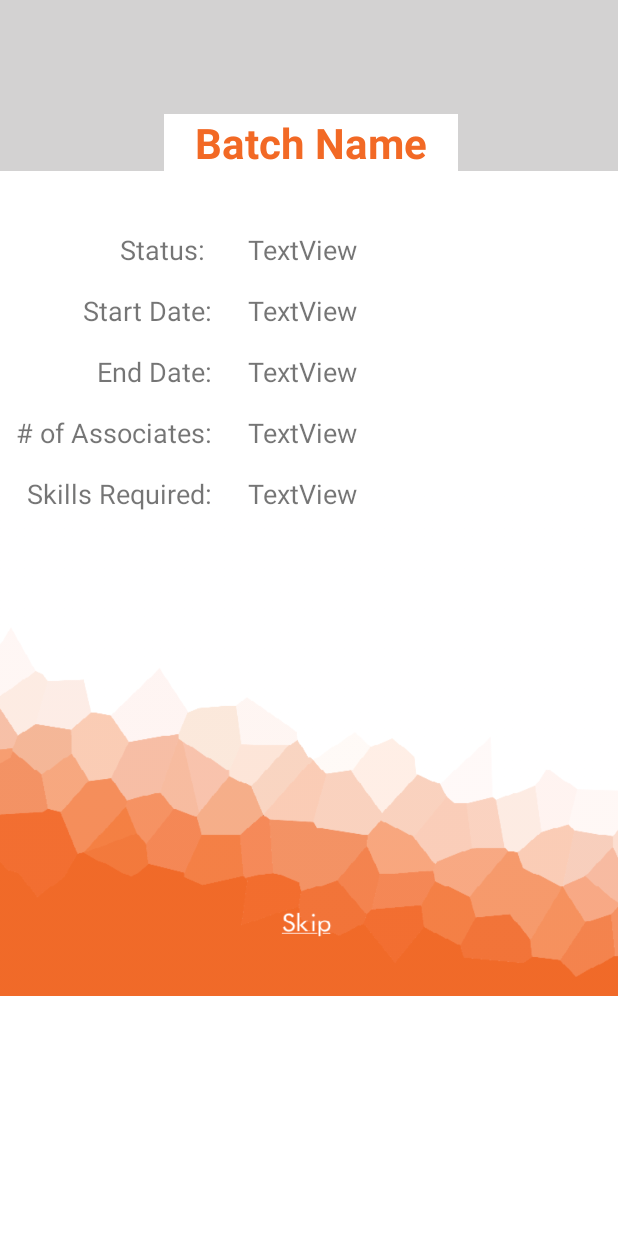
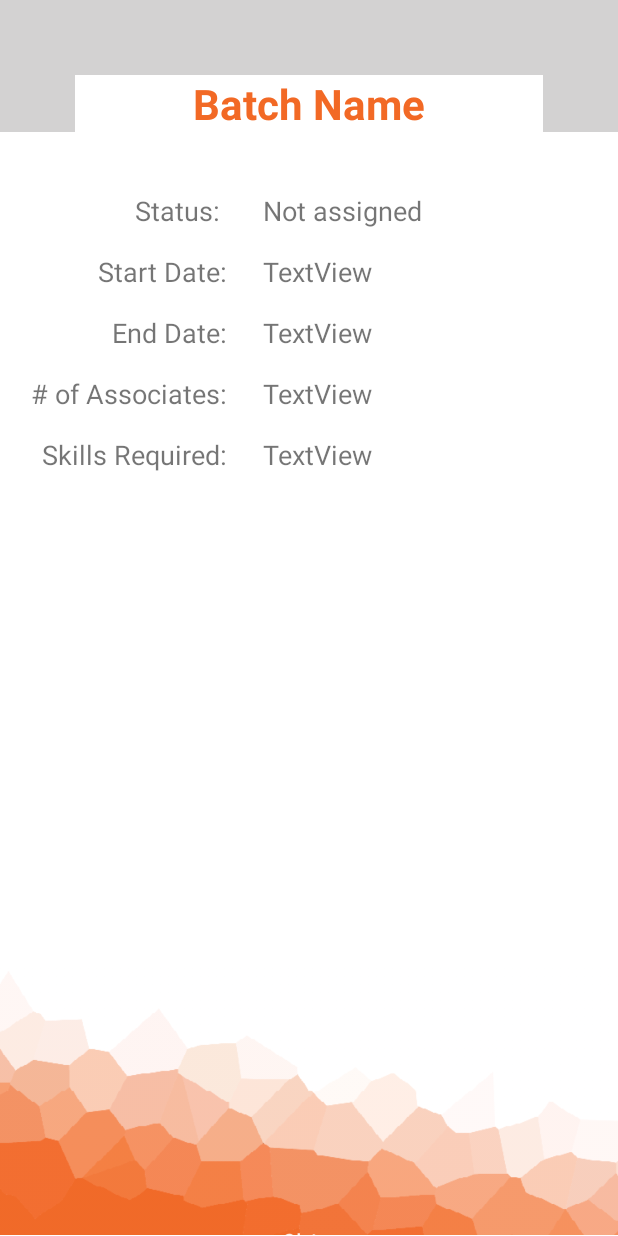
Before and after one commit to revaturelabs/Android-iRevature-TRP, an Android app: the fragment BatchInfo shown on its own in the app's theme, on a phone screen of 412 x 824 dp. Run offline under Robolectric (Android 15) with nearby library versions, the phone set to English and light mode, and no system bars; Roboto replaces fonts that are not available here; 8 statements that could not run were skipped.

Commit message:
added skill to trainer info, added batches info page, parsed info and UI stuff

```diff
--- a/RevatureTrainingRoomPlanner/app/src/main/java/com/revature/revaturetrainingroomplanner/ui/batches/BatchInfo.java
+++ b/RevatureTrainingRoomPlanner/app/src/main/java/com/revature/revaturetrainingroomplanner/ui/batches/BatchInfo.java
@@ -1,32 +1,73 @@
 package com.revature.revaturetrainingroomplanner.ui.batches;
 
 
+import android.annotation.SuppressLint;
 import android.os.Bundle;
 import android.view.LayoutInflater;
 import android.view.View;
 import android.view.ViewGroup;
+import android.widget.TextView;
 
 import androidx.fragment.app.Fragment;
 
 import com.revature.revaturetrainingroomplanner.R;
+import com.revature.revaturetrainingroomplanner.data.model.Batch;
 
 /**
  * A simple {@link Fragment} subclass.
  */
 public class BatchInfo extends Fragment {
 
+    private Batch mBatchSelected;
+    private TextView skills;
+    private TextView s_date;
+    private TextView e_date;
+    private TextView status;
+    private TextView number;
 
     public BatchInfo() {
         // Required empty public constructor
     }
 
 
+    @SuppressLint("SetTextI18n")
     @Override
     public View onCreateView(LayoutInflater inflater, ViewGroup container,
                              Bundle savedInstanceState) {
         // Inflate the layout for this fragment
 
-        return inflater.inflate(R.layout.fragment_batch_info, container, false);
+        View view = inflater.inflate(R.layout.fragment_batch_info, container, false);
+        mBatchSelected = BatchInfoArgs.fromBundle(getArguments()).getBatchSelected();
+        skills = view.findViewById(R.id.tv_batchinfo_skills);
+        s_date = view.findViewById(R.id.tv_batchinfo_startdate);
+        status = view.findViewById(R.id.tv_batchinfo_status);
+        e_date = view.findViewById(R.id.tv_batchinfo_enddate);
+        number = view.findViewById(R.id.tv_batchinfo_associates);
+        TextView name = view.findViewById(R.id.tv_batchinfo_label_name);
+//        String b_skills = "";
+//        for(int i=0; i< mBatchSelected.getSkills_required().size(); i++){
+//            b_skills = b_skills.concat(mBatchSelected.getSkills_required().get(i))+"\n";
+//        }
+
+        name.setText(mBatchSelected.getBatch_name());
+        if(mBatchSelected.isIs_assigned()) {
+            status.setText("Assigned");
+        } else {
+            status.setText("Not assigned");
+        }
+        s_date.setText(dateFormat(mBatchSelected.getStart_date()));
+        e_date.setText(dateFormat(mBatchSelected.getEnd_date()));
+        number.setText(Integer.toString(mBatchSelected.getAssociates()));
+        String[] skillArr = mBatchSelected.getBatch_name().split("_");
+        skills.setText(skillArr[skillArr.length-1]);
+
+        return view;
+
     }
 
+    private String dateFormat(String start_date) {
+        return start_date.substring(0,2) + "/" + start_date.substring(2,4)+"/"+start_date.substring(4);
+    }
+
+
 }
--- a/RevatureTrainingRoomPlanner/app/src/main/res/drawable-v24/assign_button_style.xml
+++ b/RevatureTrainingRoomPlanner/app/src/main/res/drawable-v24/assign_button_style.xml
@@ -1,9 +1,9 @@
 <?xml version="1.0" encoding="utf-8"?>
 <shape xmlns:android="http://schemas.android.com/apk/res/android" android:shape="rectangle">
-    <solid android:color="#FFFFFF"/>
+    <solid android:color="@color/revature_orange"/>
 
     <stroke android:width="1dp"
-        android:color="@color/revature_orange"/>
+        android:color="#FFFFFF"/>
 
-    <corners android:radius="10dp" />
+    <corners android:radius="1dp" />
 </shape>
--- a/RevatureTrainingRoomPlanner/app/src/main/res/layout/fragment_batch_info.xml
+++ b/RevatureTrainingRoomPlanner/app/src/main/res/layout/fragment_batch_info.xml
@@ -18,17 +18,18 @@
         app:layout_constraintEnd_toEndOf="parent"
         app:layout_constraintHorizontal_bias="0.0"
         app:layout_constraintStart_toStartOf="parent"
-        app:layout_constraintTop_toTopOf="parent" />
+        app:layout_constraintTop_toTopOf="parent"
+        app:layout_constraintVertical_bias="0.0" />
 
     <ImageView
         android:id="@+id/imageView4"
         android:layout_width="0dp"
-        android:layout_height="wrap_content"
-        android:layout_marginTop="11dp"
+        android:layout_height="180dp"
         android:src="@drawable/rev_background"
+        app:layout_constraintBottom_toBottomOf="parent"
         app:layout_constraintEnd_toEndOf="parent"
-        app:layout_constraintStart_toStartOf="parent"
-        app:layout_constraintTop_toBottomOf="@+id/tv_batchinfo_label_status" />
+        app:layout_constraintHorizontal_bias="0.52"
+        app:layout_constraintStart_toStartOf="parent" />
 
     <TextView
         android:id="@+id/tv_batchinfo_label_skills"
@@ -42,19 +43,19 @@
 
     <TextView
         android:id="@+id/tv_batchinfo_label_name"
-        android:layout_width="wrap_content"
+        android:layout_width="0dp"
         android:layout_height="wrap_content"
-        android:layout_marginStart="24dp"
-        android:layout_marginTop="76dp"
+        android:layout_marginStart="50dp"
+        android:layout_marginTop="50dp"
+        android:layout_marginEnd="50dp"
         android:background="@color/design_default_color_on_primary"
-        android:ems="6"
         android:text="Batch Name"
         android:textAlignment="center"
         android:textColor="@color/colorPrimary"
         android:textSize="28sp"
         android:textStyle="bold"
         app:layout_constraintEnd_toEndOf="parent"
-        app:layout_constraintHorizontal_bias="0.445"
+        app:layout_constraintHorizontal_bias="0.436"
         app:layout_constraintStart_toStartOf="parent"
         app:layout_constraintTop_toTopOf="parent" />
 
@@ -62,7 +63,7 @@
         android:id="@+id/tv_batchinfo_label_status"
         android:layout_width="wrap_content"
         android:layout_height="wrap_content"
-        android:layout_marginStart="80dp"
+        android:layout_marginStart="90dp"
         android:layout_marginTop="40dp"
         android:text="Status: "
         android:textSize="18sp"
--- a/RevatureTrainingRoomPlanner/app/src/main/res/layout/fragment_trainer_info.xml
+++ b/RevatureTrainingRoomPlanner/app/src/main/res/layout/fragment_trainer_info.xml
@@ -152,7 +152,8 @@
         android:layout_marginBottom="20dp"
         android:background="@drawable/assign_button_style"
         android:text="@string/submit"
-        android:textColor="@color/revature_orange"
+        android:textColor="@android:color/background_light"
+        android:textSize="18sp"
         app:layout_constraintBottom_toBottomOf="@+id/img_trainer_info"
         app:layout_constraintEnd_toEndOf="parent"
         app:layout_constraintHorizontal_bias="0.498"
```
Also changed, not shown: RevatureTrainingRoomPlanner/app/src/main/java/com/revature/revaturetrainingroomplanner/ui/trainers/TrainersInfoFragment.java (+8 -0 lines), RevatureTrainingRoomPlanner/app/src/main/res/layout/fragment_room_info.xml (+9 -8 lines), RevatureTrainingRoomPlanner/app/src/main/res/layout/trainer_row.xml (+6 -3 lines), RevatureTrainingRoomPlanner/app/src/main/res/navigation/navigation_main.xml (+4 -4 lines), RevatureTrainingRoomPlanner/app/src/main/res/drawable/rev_background.PNG.
